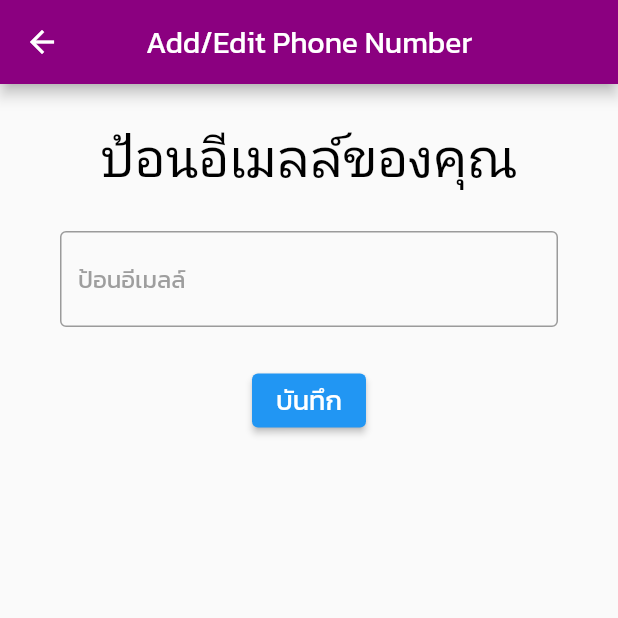
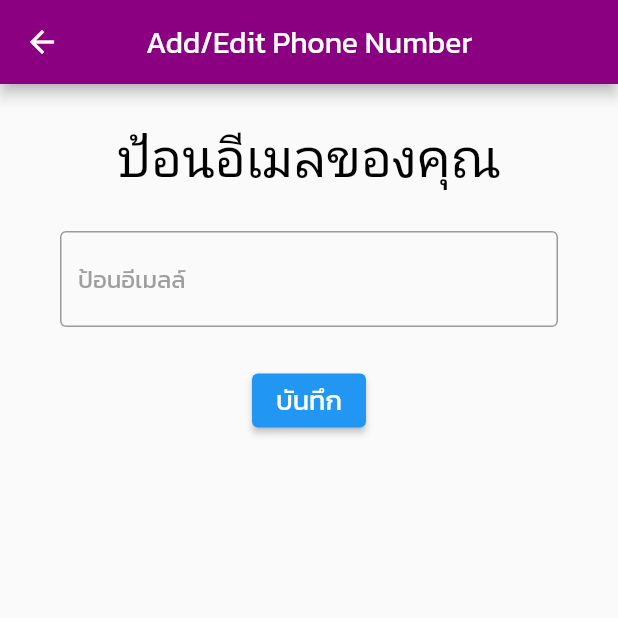
Before and after one commit to Nutty24s101st/my_profile_app, a Flutter app: the YourEmailUI screen opened directly, on a phone screen of 412 x 824 dp, the top half of it. Run offline on Flutter 3.47's test engine with Material 2 defaults, Android fonts, the phone set to English and light mode, and no system bars; our stand-ins replace google_fonts, image_picker, shared_preferences; accounts and stored records are empty; Roboto replaces fonts that are missing (Itim).

Commit message:
Change Text

```diff
--- a/lib/views/your_email_ui.dart
+++ b/lib/views/your_email_ui.dart
@@ -42,7 +42,7 @@ Future addYourEmailToSF() async{
               height: 25.0,
             ),
           Text(
-            'ป้อนอีเมลล์ของคุณ',
+            'ป้อนอีเมลของคุณ',
             style: GoogleFonts.itim(
               fontSize: 35.0,
               color: Colors.black,
```
